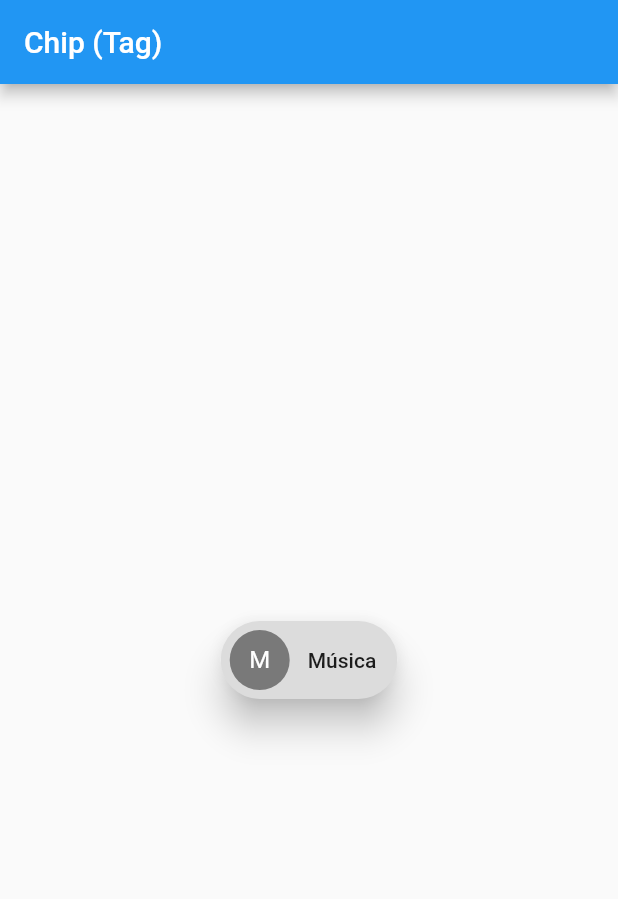
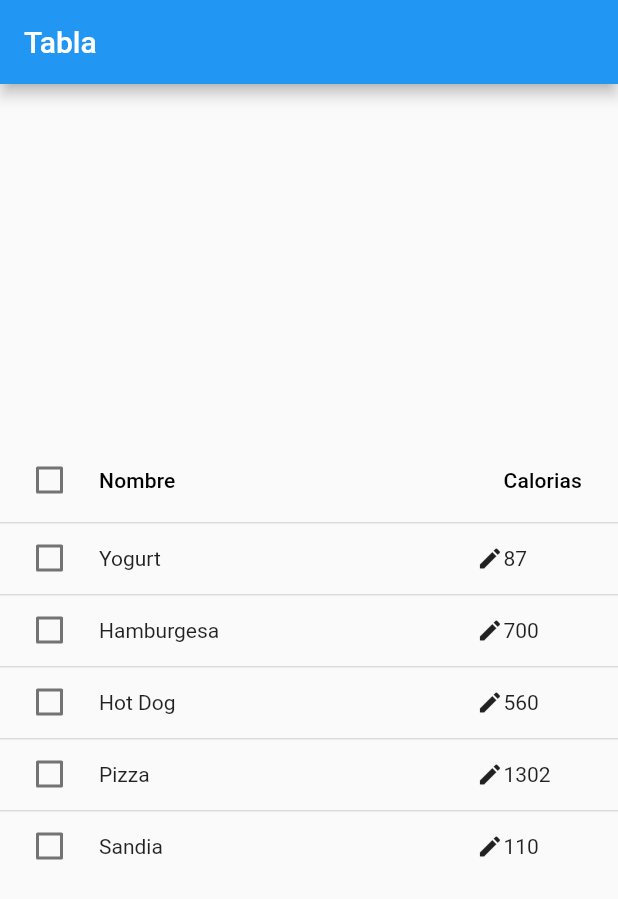
Before and after one commit to EmmanuelHm/basic_components_flutter, a Flutter app: the screen it shows after launch, on a phone screen of 412 x 824 dp. Shown: the top 899 px of the screen. Run offline on Flutter 3.47's test engine with Material 2 defaults, Android fonts, the light colour scheme and no system bars.

Commit message:
Utilizando el widget 'DataTable' en flutter

```diff
--- /dev/null
+++ b/lib/AdvancedWidgets/11.Tabla/Tabla.dart
@@ -0,0 +1,62 @@
+import 'package:flutter/material.dart';
+
+// Primero definimos la clase de cada elemento dela tabla
+class ComidaItem {
+  final String name;
+  final int calorias;
+  ComidaItem(this.name, this.calorias);
+}
+
+// Definimos los valores de la lista
+final List<ComidaItem> _comidaList = <ComidaItem>[
+  ComidaItem("Yogurt", 87),
+  ComidaItem("Hamburgesa", 700),
+  ComidaItem("Hot Dog", 560),
+  ComidaItem("Pizza", 1302),
+  ComidaItem("Sandia", 110),
+];
+
+// Widget de nuestra tabla
+Widget _buildTable({bool sortAscending = true}) {
+  return DataTable(
+    sortColumnIndex: 0,
+    sortAscending: sortAscending,
+    onSelectAll: (bool? value) {},
+    columns: <DataColumn>[
+      DataColumn(label: Text('Nombre'), tooltip: 'Nombre de la comida'),
+      DataColumn(
+          label: Text('Calorias'),
+          tooltip: 'Calorias',
+          numeric: true,
+          onSort: (int columnIndez, bool ascending) {})
+    ],
+    rows: _comidaList.map<DataRow>((ComidaItem comidaItem) {
+      return DataRow(onSelectChanged: (bool? selected) {}, cells: <DataCell>[
+        DataCell(Text(comidaItem.name)),
+        DataCell(Text(comidaItem.calorias.toString()),
+            showEditIcon: true, onTap: () {})
+      ]);
+    }).toList(),
+  );
+}
+
+class Tabla extends StatefulWidget {
+  const Tabla({Key? key}) : super(key: key);
+
+  @override
+  _TablaState createState() => _TablaState();
+}
+
+class _TablaState extends State<Tabla> {
+  @override
+  Widget build(BuildContext context) {
+    return Scaffold(
+      appBar: AppBar(
+        title: Text("Tabla"),
+      ),
+      body: Center(
+        child: _buildTable(sortAscending: true),
+      ),
+    );
+  }
+}
--- a/lib/main.dart
+++ b/lib/main.dart
@@ -1,5 +1,5 @@
 import 'package:flutter/material.dart';
-import 'package:basic_components_flutter/AdvancedWidgets/10.Chip(tag)/ChipTag.dart';
+import 'package:basic_components_flutter/AdvancedWidgets/11.Tabla/Tabla.dart';
 
 void main() => runApp(MyApp());
 
@@ -15,9 +15,9 @@ class MyApp extends StatelessWidget {
       // home: BackData(),
 
       // Sistema de Rutas
-      initialRoute: 'chip',
+      initialRoute: 'Tabla',
       routes: {
-        'chip': (context) => ChipTag(),
+        'Tabla': (context) => Tabla(),
       },
     );
   }
```
Also changed, not shown: lib/AdvancedWidgets/11.Tabla/tabla1.png (added), lib/AdvancedWidgets/11.Tabla/tabla2.png (added), lib/AdvancedWidgets/11.Tabla/tabla3.png (added), lib/AdvancedWidgets/11.Tabla/tabla4.png (added).
